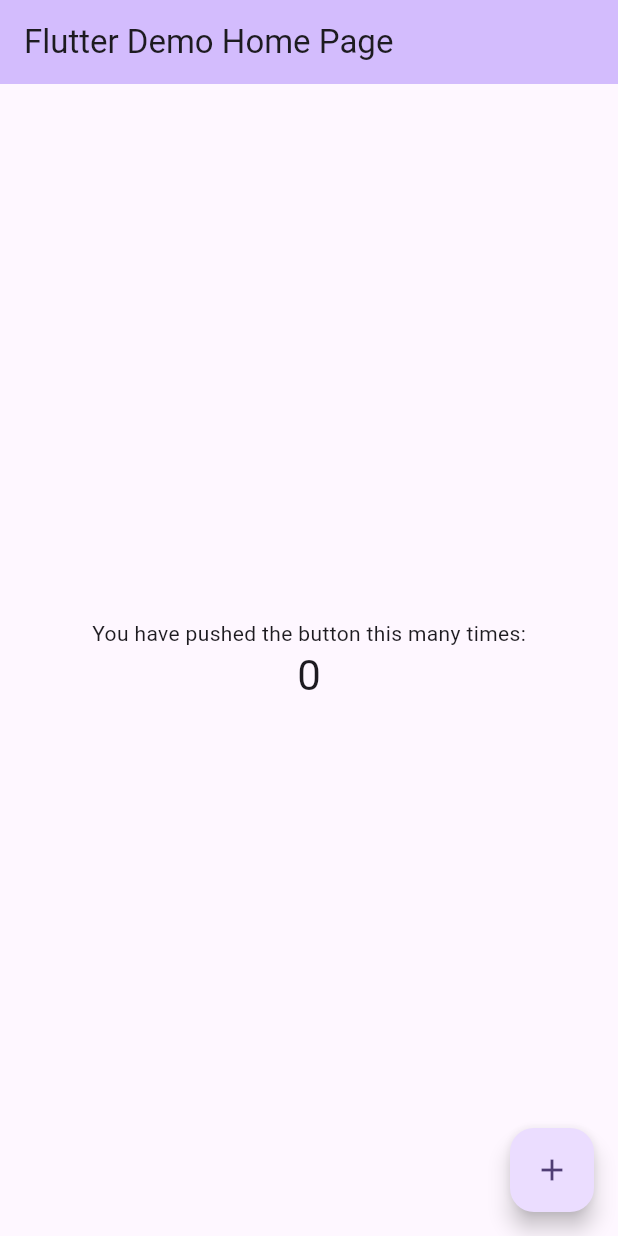
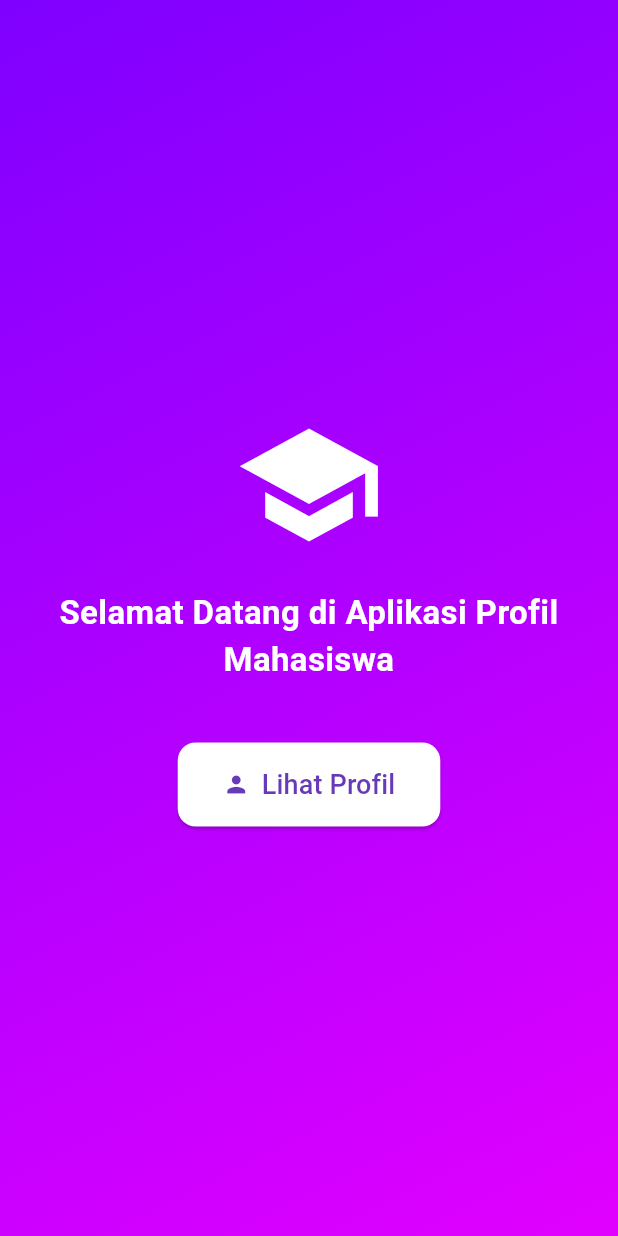
Before and after one commit to PuteraBhagas/pemrograman_mobile, a Flutter app: the screen it shows after launch, on a phone screen of 412 x 824 dp. Run offline on Flutter 3.47's test engine with Material 3 defaults, Android fonts, the light colour scheme and no system bars; our stand-ins replace google_fonts.

Commit message:
Update Tugas

```diff
--- /dev/null
+++ b/project8/lib/home_page.dart
@@ -0,0 +1,59 @@
+import 'package:flutter/material.dart';
+
+class HomePage extends StatelessWidget {
+  @override
+  Widget build(BuildContext context) {
+    return Scaffold(
+      body: Container(
+        decoration: const BoxDecoration(
+          gradient: LinearGradient(
+            colors: [Color(0xFF7F00FF), Color(0xFFE100FF)],
+            begin: Alignment.topLeft,
+            end: Alignment.bottomRight,
+          ),
+        ),
+        child: Center(
+          child: Padding(
+            padding: const EdgeInsets.all(24.0),
+            child: Column(
+              mainAxisAlignment: MainAxisAlignment.center,
+              children: [
+                const Icon(Icons.school, color: Colors.white, size: 100),
+                const SizedBox(height: 20),
+                const Text(
+                  'Selamat Datang di Aplikasi Profil Mahasiswa',
+                  textAlign: TextAlign.center,
+                  style: TextStyle(
+                    color: Colors.white,
+                    fontSize: 22,
+                    fontWeight: FontWeight.bold,
+                  ),
+                ),
+                const SizedBox(height: 40),
+                ElevatedButton.icon(
+                  icon: const Icon(Icons.person),
+                  label: const Text(
+                    'Lihat Profil',
+                    style: TextStyle(fontSize: 18),
+                  ),
+                  style: ElevatedButton.styleFrom(
+                    padding:
+                        const EdgeInsets.symmetric(horizontal: 30, vertical: 15),
+                    backgroundColor: Colors.white,
+                    foregroundColor: Colors.deepPurple,
+                    shape: RoundedRectangleBorder(
+                      borderRadius: BorderRadius.circular(12),
+                    ),
+                  ),
+                  onPressed: () {
+                    Navigator.pushNamed(context, '/profile');
+                  },
+                ),
+              ],
+            ),
+          ),
+        ),
+      ),
+    );
+  }
+}
--- a/project8/lib/main.dart
+++ b/project8/lib/main.dart
@@ -1,122 +1,23 @@
 import 'package:flutter/material.dart';
+import 'routes.dart';
 
 void main() {
-  runApp(const MyApp());
+  runApp(MyProfileApp());
 }
 
-class MyApp extends StatelessWidget {
-  const MyApp({super.key});
-
-  // This widget is the root of your application.
+class MyProfileApp extends StatelessWidget {
   @override
   Widget build(BuildContext context) {
     return MaterialApp(
-      title: 'Flutter Demo',
+      title: 'Profil Mahasiswa',
+      debugShowCheckedModeBanner: false,
       theme: ThemeData(
-        // This is the theme of your application.
-        //
-        // TRY THIS: Try running your application with "flutter run". You'll see
-        // the application has a purple toolbar. Then, without quitting the app,
-        // try changing the seedColor in the colorScheme below to Colors.green
-        // and then invoke "hot reload" (save your changes or press the "hot
-        // reload" button in a Flutter-supported IDE, or press "r" if you used
-        // the command line to start the app).
-        //
-        // Notice that the counter didn't reset back to zero; the application
-        // state is not lost during the reload. To reset the state, use hot
-        // restart instead.
-        //
-        // This works for code too, not just values: Most code changes can be
-        // tested with just a hot reload.
-        colorScheme: ColorScheme.fromSeed(seedColor: Colors.deepPurple),
+        primarySwatch: Colors.deepPurple,
+        fontFamily: 'Roboto',
+        scaffoldBackgroundColor: Colors.grey[100],
       ),
-      home: const MyHomePage(title: 'Flutter Demo Home Page'),
+      initialRoute: '/',
+      routes: appRoutes,
     );
   }
 }
-
-class MyHomePage extends StatefulWidget {
-  const MyHomePage({super.key, required this.title});
-
-  // This widget is the home page of your application. It is stateful, meaning
-  // that it has a State object (defined below) that contains fields that affect
-  // how it looks.
-
-  // This class is the configuration for the state. It holds the values (in this
-  // case the title) provided by the parent (in this case the App widget) and
-  // used by the build method of the State. Fields in a Widget subclass are
-  // always marked "final".
-
-  final String title;
-
-  @override
-  State<MyHomePage> createState() => _MyHomePageState();
-}
-
-class _MyHomePageState extends State<MyHomePage> {
-  int _counter = 0;
-
-  void _incrementCounter() {
-    setState(() {
-      // This call to setState tells the Flutter framework that something has
-      // changed in this State, which causes it to rerun the build method below
-      // so that the display can reflect the updated values. If we changed
-      // _counter without calling setState(), then the build method would not be
-      // called again, and so nothing would appear to happen.
-      _counter++;
-    });
-  }
-
-  @override
-  Widget build(BuildContext context) {
-    // This method is rerun every time setState is called, for instance as done
-    // by the _incrementCounter method above.
-    //
-    // The Flutter framework has been optimized to make rerunning build methods
-    // fast, so that you can just rebuild anything that needs updating rather
-    // than having to individually change instances of widgets.
-    return Scaffold(
-      appBar: AppBar(
-        // TRY THIS: Try changing the color here to a specific color (to
-        // Colors.amber, perhaps?) and trigger a hot reload to see the AppBar
-        // change color while the other colors stay the same.
-        backgroundColor: Theme.of(context).colorScheme.inversePrimary,
-        // Here we take the value from the MyHomePage object that was created by
-        // the App.build method, and use it to set our appbar title.
-        title: Text(widget.title),
-      ),
-      body: Center(
-        // Center is a layout widget. It takes a single child and positions it
-        // in the middle of the parent.
-        child: Column(
-          // Column is also a layout widget. It takes a list of children and
-          // arranges them vertically. By default, it sizes itself to fit its
-          // children horizontally, and tries to be as tall as its parent.
-          //
-          // Column has various properties to control how it sizes itself and
-          // how it positions its children. Here we use mainAxisAlignment to
-          // center the children vertically; the main axis here is the vertical
-          // axis because Columns are vertical (the cross axis would be
-          // horizontal).
-          //
-          // TRY THIS: Invoke "debug painting" (choose the "Toggle Debug Paint"
-          // action in the IDE, or press "p" in the console), to see the
-          // wireframe for each widget.
-          mainAxisAlignment: MainAxisAlignment.center,
-          children: <Widget>[
-            const Text('You have pushed the button this many times:'),
-            Text(
-              '$_counter',
-              style: Theme.of(context).textTheme.headlineMedium,
-            ),
-          ],
-        ),
-      ),
-      floatingActionButton: FloatingActionButton(
-        onPressed: _incrementCounter,
-        tooltip: 'Increment',
-        child: const Icon(Icons.add),
-      ), // This trailing comma makes auto-formatting nicer for build methods.
-    );
-  }
-}
--- /dev/null
+++ b/project8/lib/routes.dart
@@ -0,0 +1,10 @@
+import 'package:flutter/material.dart';
+import 'home_page.dart';
+import 'profile_page.dart';
+import 'gallery_page.dart';
+
+final Map<String, WidgetBuilder> appRoutes = {
+  '/': (context) => HomePage(),
+  '/profile': (context) => ProfilePage(),
+  '/gallery': (context) => GalleryPage(),
+};
```
Also changed, not shown: project8/lib/gallery_page.dart (added, +56 -0 lines), project8/lib/profile_page.dart (added, +120 -0 lines).
